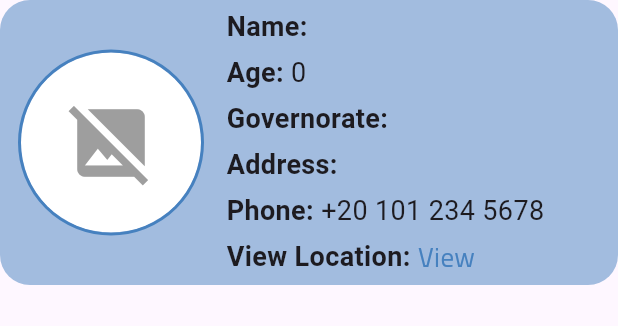
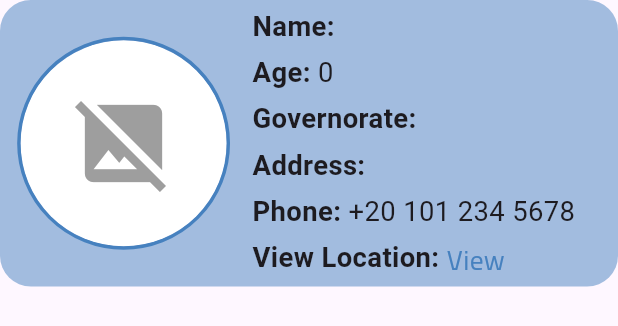
Before and after one commit to abdulrahmanibrahimdawood/Liver_Diagnosis, a Flutter app: the DoctorCard widget shown alone on an empty page, opened directly with empty values, on a phone screen of 412 x 824 dp. Shown: the top 326 px of the screen. Run offline on Flutter 3.47's test engine with Material 3 defaults, Android fonts, the phone set to English and light mode, and no system bars; our stand-ins replace dartz, dots_indicator, firebase_auth, firebase_core, flutter_bloc, flutter_map and 10 more; missing offline and left inert: flutter_facebook_auth; accounts and stored records are empty; network calls fail.

Commit message:
responsive doctors view

```diff
--- a/lib/features/checkout/data/models/advice_model.dart
+++ b/lib/features/checkout/data/models/advice_model.dart
@@ -13,7 +13,7 @@ class AdviceModel {
 
   factory AdviceModel.fromJson(Map<String, dynamic> jsonData) {
     String baseUrl =
-        "https://0c00-156-197-244-192.ngrok-free.app/projectq-main/project/advice/uploads/";
+        "http://da3d-197-53-37-64.ngrok-free.app/projectq-main/project/advice/uploads/";
     String imagePath = jsonData['advice_image'] ?? "";
 
     if (imagePath.startsWith("uploads/")) {
--- a/lib/features/doctors/presentation/views/widgets/doctors_card.dart
+++ b/lib/features/doctors/presentation/views/widgets/doctors_card.dart
@@ -1,4 +1,5 @@
 import 'package:flutter/material.dart';
+import 'package:flutter_screenutil/flutter_screenutil.dart';
 import 'package:liver_diagnosis/core/utils/app_color.dart';
 import 'package:liver_diagnosis/features/checkout/data/models/doctors_model.dart';
 import 'package:liver_diagnosis/features/doctors/presentation/views/map_view.dart';
@@ -14,44 +15,44 @@ class DoctorCard extends StatelessWidget {
   @override
   Widget build(BuildContext context) {
     return Container(
-      height: 190,
+      height: 160.h,
       width: double.infinity,
       decoration: BoxDecoration(
         color: AppColor.kPrimaryColor.withValues(alpha: .5),
-        borderRadius: BorderRadius.circular(20),
+        borderRadius: BorderRadius.circular(18.r),
       ),
       child: Row(
         children: [
           Padding(
-            padding: const EdgeInsets.only(left: 12),
+            padding: EdgeInsets.only(left: 10.w),
             child: Container(
               decoration: BoxDecoration(
                 shape: BoxShape.circle,
                 border: Border.all(
                   color: AppColor.kPrimaryColor,
-                  width: 2,
+                  width: 2.w,
                 ),
               ),
               child: ClipOval(
                 child: CircleAvatar(
-                  radius: 60,
+                  radius: 60.r,
                   backgroundColor: Colors.white,
                   child: doctors.image.isEmpty
-                      ? const Icon(
+                      ? Icon(
                           Icons.image_not_supported,
                           color: Colors.grey,
-                          size: 60,
+                          size: 60.sp,
                         )
                       : Image.network(
                           doctors.image,
                           fit: BoxFit.cover,
-                          width: 120,
-                          height: 120,
+                          width: 120.w,
+                          height: 120.h,
                           errorBuilder: (context, error, stackTrace) {
-                            return const Icon(
+                            return Icon(
                               Icons.image_not_supported,
                               color: Colors.grey,
-                              size: 60,
+                              size: 50.sp,
                             );
                           },
                         ),
@@ -59,7 +60,7 @@ class DoctorCard extends StatelessWidget {
               ),
             ),
           ),
-          const SizedBox(width: 15),
+          SizedBox(width: 13.w),
           Expanded(
             child: Column(
               crossAxisAlignment: CrossAxisAlignment.start,
@@ -68,16 +69,16 @@ class DoctorCard extends StatelessWidget {
                 Text.rich(
                   TextSpan(
                     children: [
-                      const TextSpan(
+                      TextSpan(
                         text: 'Name: ',
                         style: TextStyle(
                           fontWeight: FontWeight.bold,
-                          fontSize: 18,
+                          fontSize: 16.sp,
                         ),
                       ),
                       TextSpan(
                         text: doctors.name,
-                        style: const TextStyle(fontSize: 18),
+                        style: TextStyle(fontSize: 16.sp),
                       ),
                     ],
                   ),
@@ -87,16 +88,16 @@ class DoctorCard extends StatelessWidget {
                 Text.rich(
                   TextSpan(
                     children: [
-                      const TextSpan(
+                      TextSpan(
                         text: 'Age: ',
                         style: TextStyle(
                           fontWeight: FontWeight.bold,
-                          fontSize: 18,
+                          fontSize: 16.sp,
                         ),
                       ),
                       TextSpan(
                         text: doctors.age.toString(),
-                        style: const TextStyle(fontSize: 18),
+                        style: TextStyle(fontSize: 16.sp),
                       ),
                     ],
                   ),
@@ -104,16 +105,16 @@ class DoctorCard extends StatelessWidget {
                 Text.rich(
                   TextSpan(
                     children: [
-                      const TextSpan(
+                      TextSpan(
                         text: 'Governorate: ',
                         style: TextStyle(
                           fontWeight: FontWeight.bold,
-                          fontSize: 18,
+                          fontSize: 16.sp,
                         ),
                       ),
                       TextSpan(
                         text: doctors.governorate,
-                        style: const TextStyle(fontSize: 18),
+                        style: TextStyle(fontSize: 16.sp),
                       ),
                     ],
                   ),
@@ -121,16 +122,16 @@ class DoctorCard extends StatelessWidget {
                 Text.rich(
                   TextSpan(
                     children: [
-                      const TextSpan(
+                      TextSpan(
                         text: 'Address: ',
                         style: TextStyle(
                           fontWeight: FontWeight.bold,
-                          fontSize: 18,
+                          fontSize: 16.sp,
                         ),
                       ),
                       TextSpan(
                         text: doctors.location,
-                        style: const TextStyle(fontSize: 18),
+                        style: TextStyle(fontSize: 16.sp),
                       ),
                     ],
                   ),
@@ -138,19 +139,19 @@ class DoctorCard extends StatelessWidget {
                   overflow: TextOverflow.ellipsis,
                 ),
                 // Phone number (added here before View Location)
-                const Text.rich(
+                Text.rich(
                   TextSpan(
                     children: [
                       TextSpan(
                         text: 'Phone: ',
                         style: TextStyle(
                           fontWeight: FontWeight.bold,
-                          fontSize: 18,
+                          fontSize: 16.sp,
                         ),
                       ),
                       TextSpan(
                         text: '+20 101 234 5678',
-                        style: TextStyle(fontSize: 18),
+                        style: TextStyle(fontSize: 16.sp),
                       ),
                     ],
                   ),
@@ -158,11 +159,11 @@ class DoctorCard extends StatelessWidget {
                 Text.rich(
                   TextSpan(
                     children: [
-                      const TextSpan(
+                      TextSpan(
                         text: 'View Location: ',
                         style: TextStyle(
                           fontWeight: FontWeight.bold,
-                          fontSize: 18,
+                          fontSize: 16.sp,
                         ),
                       ),
                       WidgetSpan(
@@ -179,10 +180,10 @@ class DoctorCard extends StatelessWidget {
                               ),
                             );
                           },
-                          child: const Text(
+                          child: Text(
                             'View',
                             style: TextStyle(
-                              fontSize: 18,
+                              fontSize: 16.sp,
                               color: AppColor.kPrimaryColor,
                             ),
                           ),
```
Also changed, not shown: lib/features/doctors/presentation/views/doctors_view.dart (+8 -7 lines), lib/features/doctors/presentation/views/widgets/text_form_feild_search.dart (+9 -8 lines), lib/features/home/presentation/views/widgets/home_view_body.dart (+0 -33 lines).
